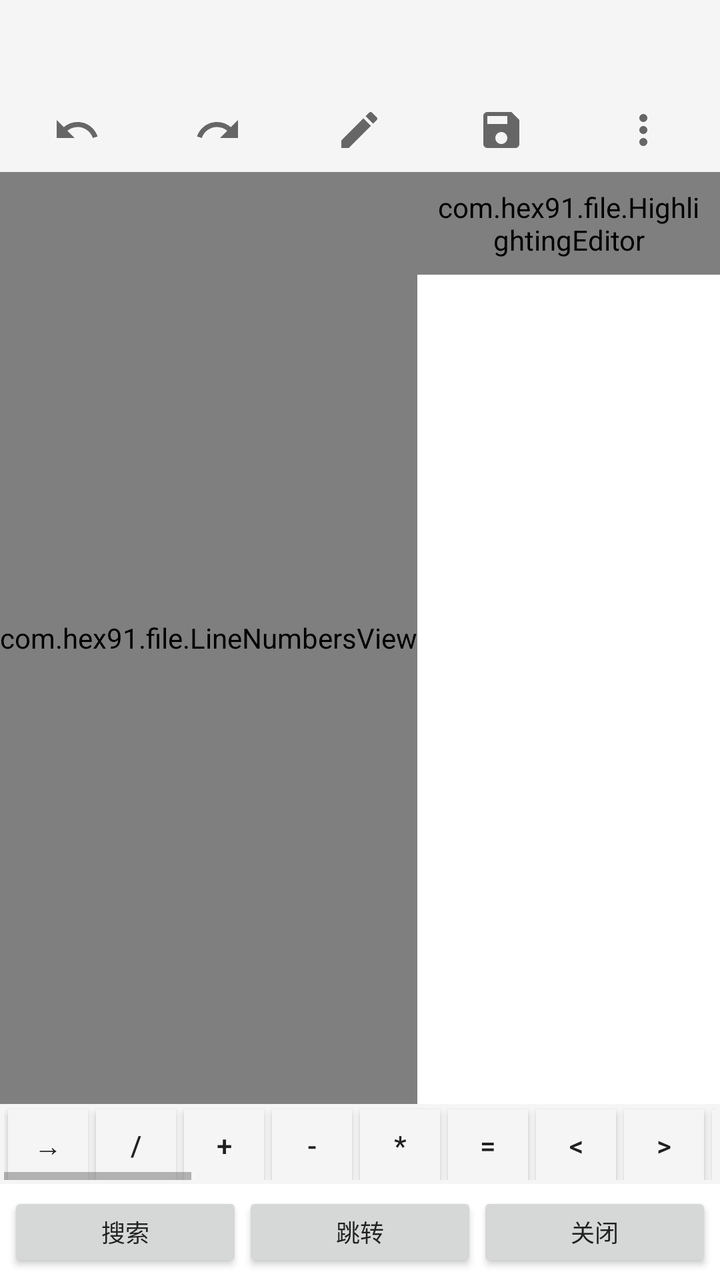
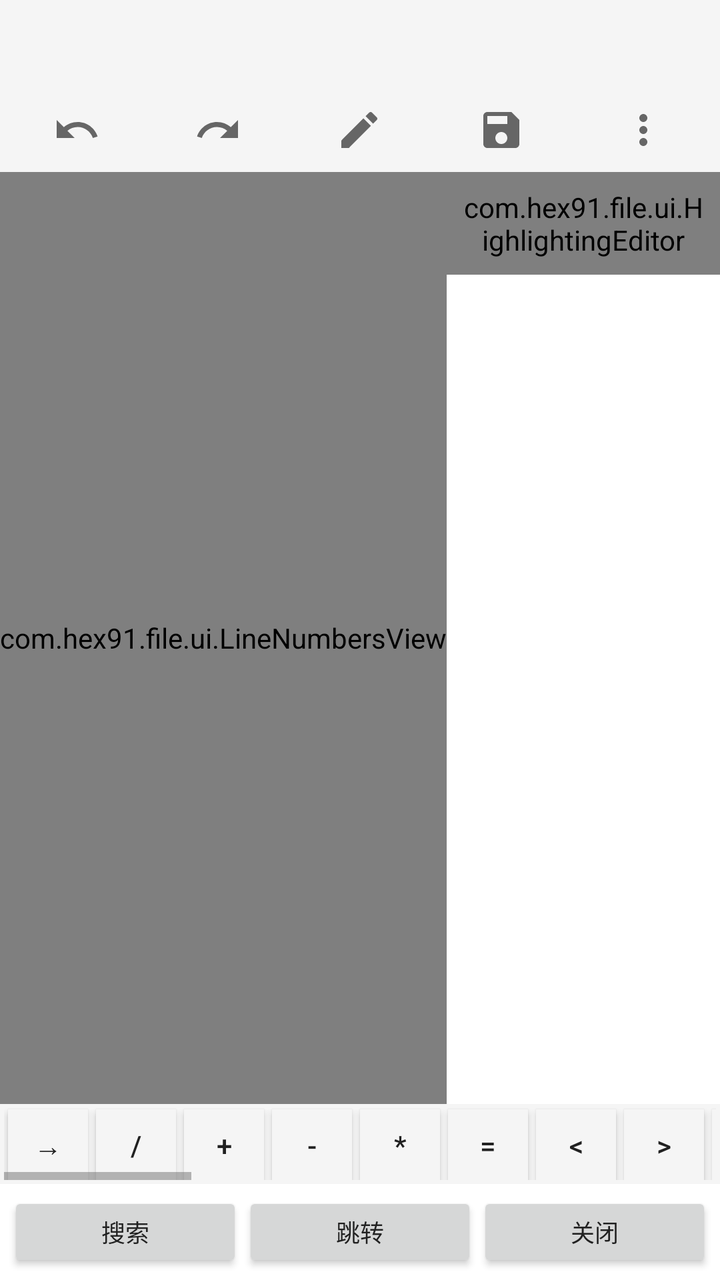

The first picture is an Android layout as it rendered before a commit; the second is the same layout after the commit. The layout source and the unified diff follow.
<!-- AndroidManifest.xml: application theme Theme_Hex_0 -->
<!-- res/layout/activity_editor.xml -->
<?xml version="1.0" encoding="utf-8"?>
<LinearLayout xmlns:android="http://schemas.android.com/apk/res/android"
    android:orientation="vertical"
    android:layout_width="match_parent"
    android:layout_height="match_parent"
    android:background="?attr/hfBg">

    <TextView
        android:id="@+id/editor_title"
        android:layout_width="match_parent"
        android:layout_height="wrap_content"
        android:padding="10dp"
        android:textSize="13sp"
        android:textStyle="bold"
        android:textColor="?attr/hfText"
        android:background="?attr/hfSurfaceAlt"
        android:minHeight="44dp"
        android:maxLines="2"
        android:ellipsize="middle"/>

    
    <LinearLayout
        android:layout_width="match_parent"
        android:layout_height="wrap_content"
        android:orientation="horizontal"
        android:background="?attr/hfSurfaceAlt"
        android:padding="3dp">

        <ImageButton
            android:id="@+id/editor_undo"
            android:layout_width="0dp"
            android:layout_height="36dp"
            android:layout_weight="1"
            android:src="@drawable/ic_undo"
            android:tint="@null"
            android:background="?android:attr/selectableItemBackground"
            android:scaleType="fitCenter"
            android:padding="6dp"
            android:minWidth="0dp"
            android:minHeight="0dp"
            android:contentDescription="撤销"/>

        <ImageButton
            android:id="@+id/editor_redo"
            android:layout_width="0dp"
            android:layout_height="36dp"
            android:layout_weight="1"
            android:src="@drawable/ic_redo"
            android:tint="@null"
            android:background="?android:attr/selectableItemBackground"
            android:scaleType="fitCenter"
            android:padding="6dp"
            android:minWidth="0dp"
            android:minHeight="0dp"
            android:contentDescription="重做"/>

        <ImageButton
            android:id="@+id/editor_java"
            android:layout_width="0dp"
            android:layout_height="36dp"
            android:layout_weight="1"
            android:src="@drawable/ic_java"
            android:tint="@null"
            android:background="?android:attr/selectableItemBackground"
            android:scaleType="fitCenter"
            android:padding="6dp"
            android:minWidth="0dp"
            android:minHeight="0dp"
            android:contentDescription="转为 Java"
            android:visibility="gone"/>

        <ImageButton
            android:id="@+id/editor_editmenu"
            android:layout_width="0dp"
            android:layout_height="36dp"
            android:layout_weight="1"
            android:src="@drawable/ic_edit"
            android:tint="@null"
            android:background="?android:attr/selectableItemBackground"
            android:scaleType="fitCenter"
            android:padding="6dp"
            android:minWidth="0dp"
            android:minHeight="0dp"
            android:contentDescription="编辑操作"/>

        <ImageButton
            android:id="@+id/editor_save"
            android:layout_width="0dp"
            android:layout_height="36dp"
            android:layout_weight="1"
            android:src="@drawable/ic_save"
            android:tint="@null"
            android:background="?android:attr/selectableItemBackground"
            android:scaleType="fitCenter"
            android:padding="6dp"
            android:minWidth="0dp"
            android:minHeight="0dp"
            android:contentDescription="保存"/>

        <ImageButton
            android:id="@+id/editor_more"
            android:layout_width="0dp"
            android:layout_height="36dp"
            android:layout_weight="1"
            android:src="@drawable/ic_more"
            android:tint="@null"
            android:background="?android:attr/selectableItemBackground"
            android:scaleType="fitCenter"
            android:padding="6dp"
            android:minWidth="0dp"
            android:minHeight="0dp"
            android:contentDescription="更多"/>
    </LinearLayout>

    
    <LinearLayout
        android:id="@+id/editor_search_panel"
        android:layout_width="match_parent"
        android:layout_height="wrap_content"
        android:orientation="vertical"
        android:visibility="gone"
        android:background="?attr/hfSurfaceAlt"
        android:padding="4dp">

        <LinearLayout
            android:layout_width="match_parent"
            android:layout_height="wrap_content"
            android:orientation="horizontal"
            android:gravity="center_vertical">

            <EditText
                android:id="@+id/editor_search_text"
                android:layout_width="0dp"
                android:layout_height="36dp"
                android:layout_weight="1"
                android:background="?attr/hfSurface"
                android:paddingLeft="8dp"
                android:paddingRight="8dp"
                android:textSize="13sp"
                android:hint="搜索"/>

            <TextView
                android:id="@+id/editor_search_count"
                android:layout_width="wrap_content"
                android:layout_height="36dp"
                android:gravity="center"
                android:minWidth="48dp"
                android:paddingLeft="6dp"
                android:paddingRight="6dp"
                android:textSize="12sp"
                android:textColor="?attr/hfTextSub"
                android:text="0/0"/>

            <ImageButton
                android:id="@+id/editor_search_prev"
                android:layout_width="38dp"
                android:layout_height="36dp"
                android:src="@drawable/ic_up"
                android:tint="@null"
                android:background="?android:attr/selectableItemBackground"
                android:scaleType="fitCenter"
                android:padding="4dp"
                android:minWidth="0dp"
                android:minHeight="0dp"
                android:contentDescription="上一个"/>

            <ImageButton
                android:id="@+id/editor_search_next"
                android:layout_width="38dp"
                android:layout_height="36dp"
                android:src="@drawable/ic_down"
                android:tint="@null"
                android:background="?android:attr/selectableItemBackground"
                android:scaleType="fitCenter"
                android:padding="4dp"
                android:minWidth="0dp"
                android:minHeight="0dp"
                android:contentDescription="下一个"/>

            <ImageButton
                android:id="@+id/editor_search_close"
                android:layout_width="38dp"
                android:layout_height="36dp"
                android:src="@drawable/ic_close"
                android:tint="@null"
                android:background="?android:attr/selectableItemBackground"
                android:scaleType="fitCenter"
                android:padding="4dp"
                android:minWidth="0dp"
                android:minHeight="0dp"
                android:contentDescription="关闭搜索"/>
        </LinearLayout>

        
        <LinearLayout
            android:layout_width="match_parent"
            android:layout_height="wrap_content"
            android:orientation="horizontal"
            android:gravity="center_vertical"
            android:layout_marginTop="2dp">

            <CheckBox
                android:id="@+id/editor_opt_case"
                android:layout_width="wrap_content"
                android:layout_height="wrap_content"
                android:text="区分大小写"
                android:textSize="11sp"/>

            <CheckBox
                android:id="@+id/editor_opt_word"
                android:layout_width="wrap_content"
                android:layout_height="wrap_content"
                android:text="全词"
                android:textSize="11sp"/>

            <CheckBox
                android:id="@+id/editor_opt_regex"
                android:layout_width="wrap_content"
                android:layout_height="wrap_content"
                android:text="正则"
                android:textSize="11sp"/>
        </LinearLayout>

        <LinearLayout
            android:layout_width="match_parent"
            android:layout_height="wrap_content"
            android:orientation="horizontal"
            android:gravity="center_vertical"
            android:layout_marginTop="4dp">

            <EditText
                android:id="@+id/editor_replace_text"
                android:layout_width="0dp"
                android:layout_height="36dp"
                android:layout_weight="1"
                android:background="?attr/hfSurface"
                android:paddingLeft="8dp"
                android:paddingRight="8dp"
                android:textSize="13sp"
                android:hint="替换为"/>

            <Button
                android:id="@+id/editor_replace_one"
                android:layout_width="0dp"
                android:layout_height="36dp"
                android:layout_weight="1"
                android:text="替换"
                android:textSize="12sp"/>

            <Button
                android:id="@+id/editor_replace_all"
                android:layout_width="0dp"
                android:layout_height="36dp"
                android:layout_weight="1"
                android:text="全部"
                android:textSize="12sp"/>
        </LinearLayout>
    </LinearLayout>

    
    <ScrollView
        android:id="@+id/editor_scroll"
        android:layout_width="match_parent"
        android:layout_height="0dp"
        android:layout_weight="1"
        android:fillViewport="true"
        android:background="?attr/hfSurface"
        android:scrollbars="vertical">

        <LinearLayout
            android:layout_width="match_parent"
            android:layout_height="wrap_content"
            android:orientation="horizontal"
            android:baselineAligned="false"
            android:background="?attr/hfSurface">

            <com.hex91.file.LineNumbersView
                android:id="@+id/editor_lines"
                android:layout_width="wrap_content"
                android:layout_height="match_parent" />

            <com.hex91.file.HighlightingEditor
                android:id="@+id/editor_text"
                android:layout_width="0dp"
                android:layout_height="wrap_content"
                android:layout_weight="1"
                android:background="?attr/hfSurface"
                android:gravity="top"
                android:hint="正在加载…"
                android:imeOptions="flagNoExtractUi"
                android:inputType="textMultiLine|textNoSuggestions"
                android:isScrollContainer="false"
                android:minHeight="1dp"
                android:overScrollMode="never"
                android:paddingLeft="8dp"
                android:paddingTop="8dp"
                android:paddingRight="8dp"
                android:paddingBottom="8dp"
                android:scrollbars="none"
                android:textSize="13sp"
                android:textColor="?attr/hfText" />
        </LinearLayout>
    </ScrollView>

    
    <HorizontalScrollView
        android:layout_width="match_parent"
        android:layout_height="wrap_content"
        android:background="?attr/hfSurfaceAlt"
        android:padding="2dp">

        <LinearLayout
            android:id="@+id/editor_symbols"
            android:layout_width="wrap_content"
            android:layout_height="wrap_content"
            android:orientation="horizontal">

            <Button style="@style/SymBtn" android:text="→"/>
            <Button style="@style/SymBtn" android:text="/"/>
            <Button style="@style/SymBtn" android:text="+"/>
            <Button style="@style/SymBtn" android:text="-"/>
            <Button style="@style/SymBtn" android:text="*"/>
            <Button style="@style/SymBtn" android:text="="/>
            <Button style="@style/SymBtn" android:text="&lt;"/>
            <Button style="@style/SymBtn" android:text="&gt;"/>
            <Button style="@style/SymBtn" android:text="&quot;"/>
            <Button style="@style/SymBtn" android:text="'"/>
            <Button style="@style/SymBtn" android:text=":"/>
            <Button style="@style/SymBtn" android:text=";"/>
            <Button style="@style/SymBtn" android:text="("/>
            <Button style="@style/SymBtn" android:text=")"/>
            <Button style="@style/SymBtn" android:text="{"/>
            <Button style="@style/SymBtn" android:text="}"/>
            <Button style="@style/SymBtn" android:text="["/>
            <Button style="@style/SymBtn" android:text="]"/>
            <Button style="@style/SymBtn" android:text="="/>
            <Button style="@style/SymBtn" android:text="&amp;"/>
            <Button style="@style/SymBtn" android:text="|"/>
            <Button style="@style/SymBtn" android:text="!"/>
            <Button style="@style/SymBtn" android:text="?"/>
            <Button style="@style/SymBtn" android:text="@"/>
            <Button style="@style/SymBtn" android:text="#"/>
            <Button style="@style/SymBtn" android:text="$"/>
            <Button style="@style/SymBtn" android:text="%"/>
            <Button style="@style/SymBtn" android:text="\\"/>
            <Button style="@style/SymBtn" android:text=" "/>
            <Button style="@style/SymBtn" android:text="Tab"/>
            <Button style="@style/SymBtn" android:text="换行"/>
        </LinearLayout>
    </HorizontalScrollView>

    <LinearLayout
        android:layout_width="match_parent"
        android:layout_height="wrap_content"
        android:orientation="horizontal"
        android:padding="4dp">

        <Button
            android:id="@+id/editor_search"
            android:layout_width="0dp"
            android:layout_height="40dp"
            android:layout_weight="1"
            android:text="搜索"
            android:textSize="12sp"/>

        <Button
            android:id="@+id/editor_goto"
            android:layout_width="0dp"
            android:layout_height="40dp"
            android:layout_weight="1"
            android:text="跳转"
            android:textSize="12sp"/>

        <Button
            android:id="@+id/editor_close"
            android:layout_width="0dp"
            android:layout_height="40dp"
            android:layout_weight="1"
            android:text="关闭"
            android:textSize="12sp"/>
    </LinearLayout>

</LinearLayout>
<!-- resources referenced by this layout -->
<resources>
  <!-- drawable ic_close (drawable) -->
  <?xml version="1.0" encoding="utf-8"?>
  <vector xmlns:android="http://schemas.android.com/apk/res/android"
      android:width="24dp"
      android:height="24dp"
      android:viewportWidth="24"
      android:viewportHeight="24">
      <path
          android:fillColor="#FF666666"
          android:pathData="M19 6.41L17.59 5 12 10.59 6.41 5 5 6.41 10.59 12 5 17.59 6.41 19 12 13.41 17.59 19 19 17.59 13.41 12z" />
  </vector>
  <!-- drawable ic_down (drawable) -->
  <?xml version="1.0" encoding="utf-8"?>
  <vector xmlns:android="http://schemas.android.com/apk/res/android"
      android:width="24dp"
      android:height="24dp"
      android:viewportWidth="24"
      android:viewportHeight="24">
      <path
          android:fillColor="#FF666666"
          android:pathData="M7.41 8.59L12 13.17l4.59-4.58L18 10l-6 6-6-6z" />
  </vector>
  <!-- drawable ic_java (drawable) -->
  <?xml version="1.0" encoding="utf-8"?>
  <vector xmlns:android="http://schemas.android.com/apk/res/android"
      android:width="24dp"
      android:height="24dp"
      android:viewportWidth="24"
      android:viewportHeight="24">
      <path
          android:fillColor="#FF666666"
          android:pathData="M9.4 16.6L4.8 12l4.6-4.6L8 6l-6 6 6 6 1.4-1.4zm5.2 0l4.6-4.6-4.6-4.6L16 6l6 6-6 6-1.4-1.4z" />
  </vector>
  <!-- drawable ic_more (drawable) -->
  <?xml version="1.0" encoding="utf-8"?>
  <vector xmlns:android="http://schemas.android.com/apk/res/android"
      android:width="24dp"
      android:height="24dp"
      android:viewportWidth="24"
      android:viewportHeight="24">
      <path
          android:fillColor="#FF666666"
          android:pathData="M12 8c1.1 0 2-.9 2-2s-.9-2-2-2-2 .9-2 2 .9 2 2 2zm0 2c-1.1 0-2 .9-2 2s.9 2 2 2 2-.9 2-2-.9-2-2-2zm0 6c-1.1 0-2 .9-2 2s.9 2 2 2 2-.9 2-2-.9-2-2-2z" />
  </vector>
  <!-- drawable ic_redo (drawable) -->
  <?xml version="1.0" encoding="utf-8"?>
  <vector xmlns:android="http://schemas.android.com/apk/res/android"
      android:width="24dp"
      android:height="24dp"
      android:viewportWidth="24"
      android:viewportHeight="24">
      <path
          android:fillColor="#FF666666"
          android:pathData="M18.4 10.6C16.55 8.99 14.15 8 11.5 8c-4.65 0-8.58 3.03-9.96 7.22L3.9 16c1.05-3.19 4.05-5.5 7.6-5.5 1.95 0 3.73.72 5.12 1.88L13 16h9V7l-3.6 3.6z" />
  </vector>
  <!-- drawable ic_undo (drawable) -->
  <?xml version="1.0" encoding="utf-8"?>
  <vector xmlns:android="http://schemas.android.com/apk/res/android"
      android:width="24dp"
      android:height="24dp"
      android:viewportWidth="24"
      android:viewportHeight="24">
      <path
          android:fillColor="#FF666666"
          android:pathData="M12.5 8c-2.65 0-5.05.99-6.9 2.6L2 7v9h9l-3.62-3.62c1.39-1.16 3.16-1.88 5.12-1.88 3.54 0 6.55 2.31 7.6 5.5l2.37-.78C21.08 11.03 17.15 8 12.5 8z" />
  </vector>
  <!-- drawable ic_up (drawable) -->
  <?xml version="1.0" encoding="utf-8"?>
  <vector xmlns:android="http://schemas.android.com/apk/res/android"
      android:width="24dp"
      android:height="24dp"
      android:viewportWidth="24"
      android:viewportHeight="24">
      <path
          android:fillColor="#FF666666"
          android:pathData="M7.41 15.41L12 10.83l4.59 4.58L18 14l-6-6-6 6z" />
  </vector>
  <style name="HfDialog_0" parent="HfDialog_Light">
          <item name="android:colorAccent">#3E9AFB</item>
          <item name="android:colorControlActivated">#3E9AFB</item>
          <item name="android:colorControlHighlight">#333E9AFB</item>
      </style>
  <!-- drawable hf_dialog_bg_light (drawable) -->
  <?xml version="1.0" encoding="utf-8"?>
  <inset xmlns:android="http://schemas.android.com/apk/res/android"
      android:inset="16dp">
      <shape android:shape="rectangle">
          <corners android:radius="18dp" />
          <solid android:color="#FFFFFF" />
          <stroke android:width="1dp" android:color="#14000000" />
      </shape>
  </inset>
  <!-- unchanged entries left out for length: 6 -->
</resources>

<!-- the commit's change to res/layout/activity_editor.xml (unified diff, before → after) -->
@@ -274,12 +274,12 @@
             android:baselineAligned="false"
             android:background="?attr/hfSurface">
 
-            <com.hex91.file.LineNumbersView
+            <com.hex91.file.ui.LineNumbersView
                 android:id="@+id/editor_lines"
                 android:layout_width="wrap_content"
                 android:layout_height="match_parent" />
 
-            <com.hex91.file.HighlightingEditor
+            <com.hex91.file.ui.HighlightingEditor
                 android:id="@+id/editor_text"
                 android:layout_width="0dp"
                 android:layout_height="wrap_content"
